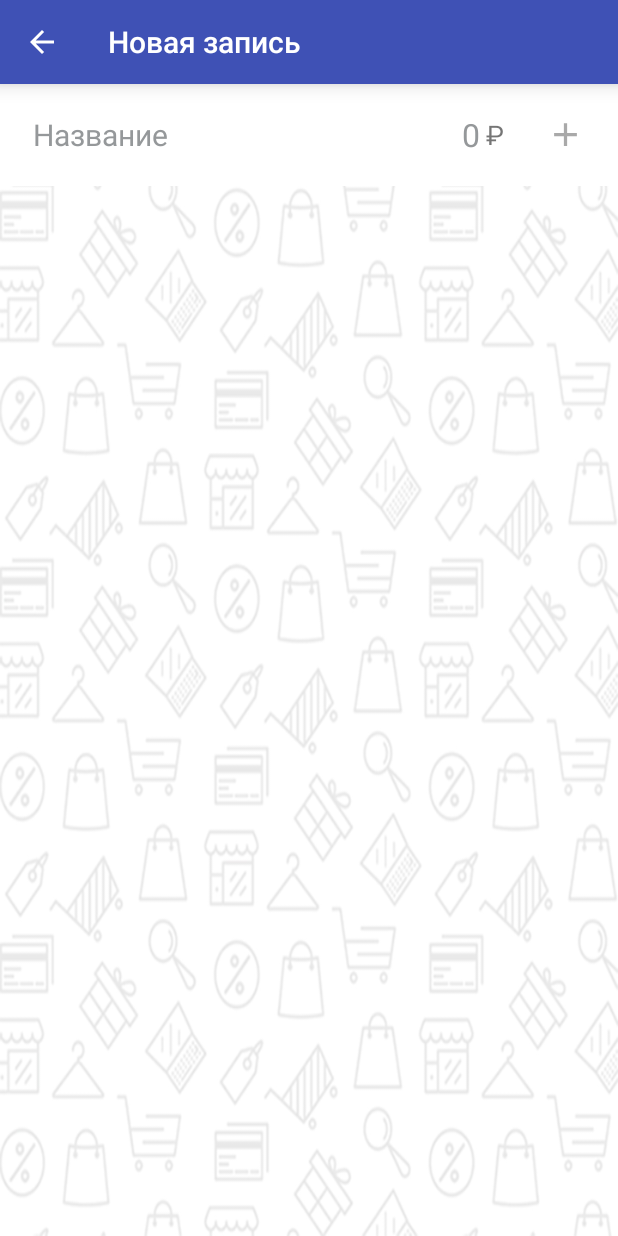
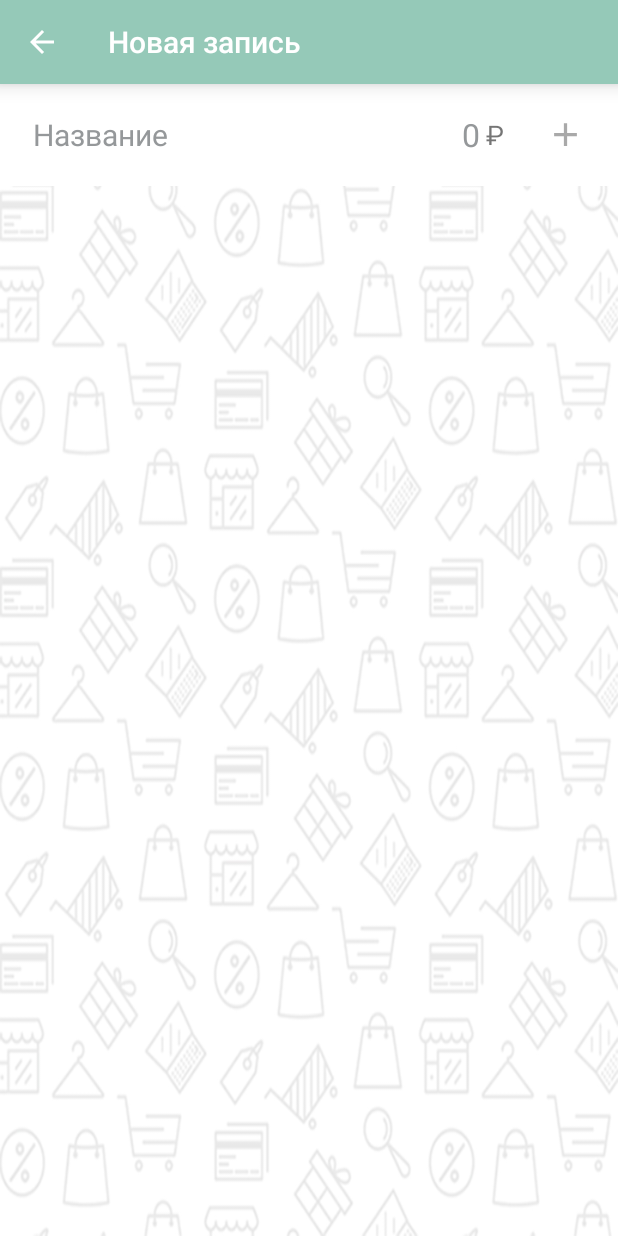
Before and after one commit to TuxGit/MoneyTracker, an Android app: the AddItemActivity screen opened directly, with no data from a screen before it, on a phone screen of 412 x 824 dp. Run offline under Robolectric (Android 15) with nearby library versions, the phone set to English and light mode, and no system bars.

Commit message:
Upd Colors

```diff
--- a/app/src/main/res/layout/activity_additem.xml
+++ b/app/src/main/res/layout/activity_additem.xml
@@ -11,7 +11,7 @@
     <android.support.v7.widget.Toolbar
         android:theme="@style/ThemeOverlay.AppCompat.Dark.ActionBar"
         android:id="@+id/toolbar"
-        android:background="@color/colorPrimary"
+        android:background="@color/theme_color_primary"
         android:layout_width="match_parent"
         android:elevation="8dp"
         android:layout_height="?android:attr/actionBarSize"/>
@@ -28,10 +28,10 @@
         <EditText
             android:id="@+id/name"
             android:background="@null"
-            android:textColor="@color/textColor"
+            android:textColor="@color/black"
             android:textSize="20sp"
             android:hint="Название"
-            android:textColorHint="@color/hintTextColor"
+            android:textColorHint="@color/text_hint"
             android:maxLines="1"
             android:inputType="text"
             android:layout_weight="1"
@@ -42,10 +42,10 @@
             android:id="@+id/price"
             android:layout_marginStart="8dp"
             android:background="@null"
-            android:textColor="@color/textColor"
+            android:textColor="@color/black"
             android:textSize="21sp"
             android:hint="0"
-            android:textColorHint="@color/hintTextColor"
+            android:textColorHint="@color/text_hint"
             android:gravity="end"
             android:maxLines="1"
             android:inputType="number"
--- a/app/src/main/res/layout/activity_main.xml
+++ b/app/src/main/res/layout/activity_main.xml
@@ -18,15 +18,14 @@
             android:id="@+id/toolbar"
             app:layout_scrollFlags="scroll|enterAlways|snap"
             android:layout_width="match_parent"
-            android:layout_height="?android:attr/actionBarSize"
-            android:background="@color/colorPrimary" />
+            android:layout_height="?android:attr/actionBarSize" />
 
         <!--style="@style/TabLayout"-->
         <android.support.design.widget.TabLayout
             android:id="@+id/tab_layout"
             android:layout_width="match_parent"
             android:layout_height="?android:attr/actionBarSize"
-            android:background="@color/colorPrimary"/>
+            app:tabIndicatorColor="@color/tab_indicator" />
 
     </android.support.design.widget.AppBarLayout>
 
--- a/app/src/main/res/layout/item_record.xml
+++ b/app/src/main/res/layout/item_record.xml
@@ -18,7 +18,7 @@
         android:paddingEnd="@dimen/item_padding_horizontal"
         android:paddingTop="@dimen/item_padding_vertical"
         android:paddingBottom="@dimen/item_padding_vertical"
-        android:background="@color/itemTitleColor"
+        android:background="@color/item"
         android:textColor="@color/white"
         android:textSize="20sp"
         tools:text="Молоко dasdsad dasdasd sd dsadsad"/>
@@ -31,7 +31,7 @@
         android:paddingEnd="@dimen/item_padding_horizontal"
         android:paddingTop="@dimen/item_padding_vertical"
         android:paddingBottom="@dimen/item_padding_vertical"
-        android:background="@color/itemPriceColor"
+        android:background="@color/item_dark"
         android:textColor="@color/white"
         android:textSize="24sp"
         android:gravity="center"
--- a/app/src/main/res/values/colors.xml
+++ b/app/src/main/res/values/colors.xml
@@ -1,18 +1,15 @@
 <?xml version="1.0" encoding="utf-8"?>
 <resources>
-    <color name="colorPrimary">#3F51B5</color>
-    <color name="colorPrimaryDark">#303F9F</color>
-    <color name="colorAccent">#FF4081</color>
+    <color name="theme_color_primary">#95c9b8</color>
+    <color name="theme_color_primary_dark">#87b5a6</color>
+    <color name="theme_color_accent">#1ca498</color>
 
-    <color name="textBackgroundColor">#84c0c5</color>
-    <color name="textColor">#000</color>
-    <!--<color name="inputTextColor">#95989a</color>-->
-    <color name="hintTextColor">#95989a</color>
+    <color name="item">#fcc31e</color>
+    <color name="item_dark">#daa10c</color>
+    <color name="tab_indicator">#ffff8d</color>
+    <color name="text_hint">#95989a</color>
 
-    <color name="itemTitleColor">#fcc31e</color>
-    <color name="itemPriceColor">#daa10c</color>
+    <color name="white">#fff</color>
+    <color name="black">#000</color>
 
-    <color name="white">#FFFFFF</color>
-    <color name="light_blue_grey">#dbece6</color>
-    <color name="pale_teal_two">#95c9b8</color>
 </resources>
--- a/app/src/main/res/values/styles.xml
+++ b/app/src/main/res/values/styles.xml
@@ -3,16 +3,16 @@
     <!-- Base application theme. -->
     <style name="AppTheme" parent="Theme.AppCompat.Light.NoActionBar">
         <!-- Customize your theme here. -->
-        <item name="colorPrimary">@color/colorPrimary</item>
-        <item name="colorPrimaryDark">@color/colorPrimaryDark</item>
-        <item name="colorAccent">@color/colorAccent</item>
+        <item name="colorPrimary">@color/theme_color_primary</item>
+        <item name="colorPrimaryDark">@color/theme_color_primary_dark</item>
+        <item name="colorAccent">@color/theme_color_accent</item>
     </style>
 
-    <style name="TabLayout" parent="Widget.Design.TabLayout">
+    <!--<style name="TabLayout" parent="Widget.Design.TabLayout">
         <item name="tabBackground">@color/pale_teal_two</item>
         <item name="tabTextColor">@color/light_blue_grey</item>
         <item name="tabSelectedTextColor">@color/white</item>
         <item name="tabIndicatorColor">#F7FD97</item>
-    </style>
+    </style>-->
 
 </resources>
```
